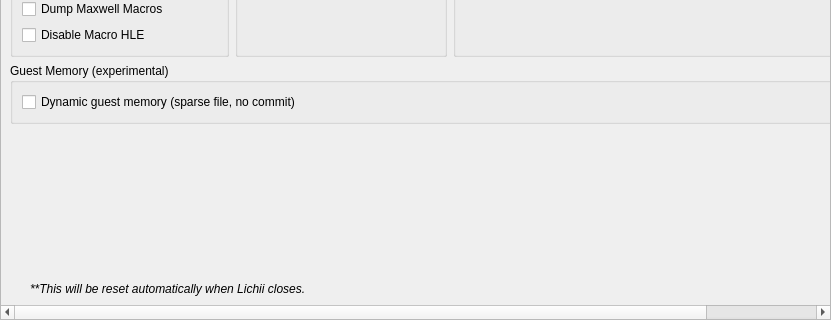
Old version of the form src/lichii/configuration/configure_debug.ui in the repository codyrainy-bit/TuttiFruchii; both pictures show x 0 to 831 and y 440 to 760 of the 831 by 760 pixel window.
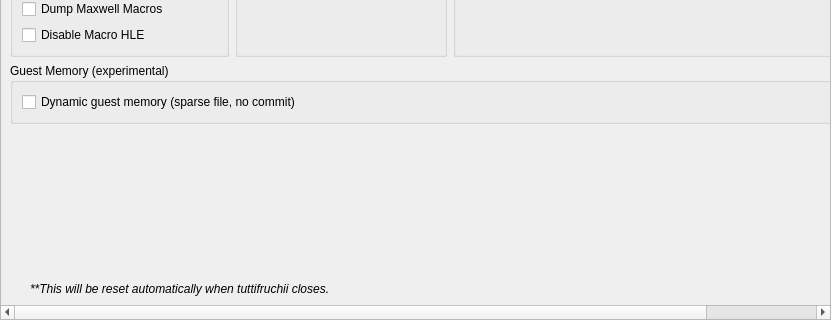
New version of the form.

Commit message: branding: rename the product to tuttifruchii, new icon, drop crypto links

```diff
--- a/src/lichii/configuration/configure_debug.ui
+++ b/src/lichii/configuration/configure_debug.ui
@@ -803,7 +803,7 @@
        </font>
       </property>
       <property name="text">
-    <string>**This will be reset automatically when Lichii closes.</string>
+    <string>**This will be reset automatically when tuttifruchii closes.</string>
       </property>
       <property name="indent">
        <number>20</number>
```
Left out of the diff: 4 changed lines with no effect on the pictures. The commit also changes 31 other files.
